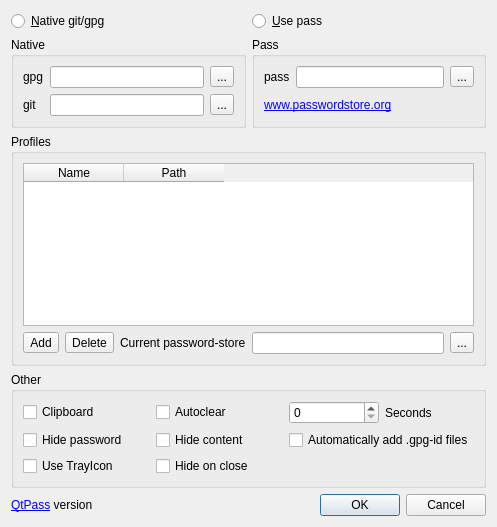
Qt form dialog.ui (IJHack/QtPass) before a commit.
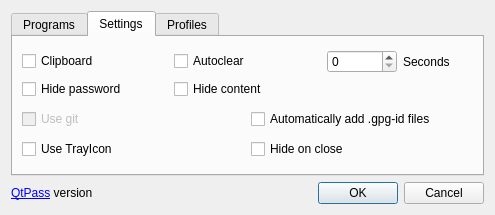
The same form after that commit. The open tabs and pages were chosen to show the change.

Commit message: New config design

```diff
--- a/dialog.ui
+++ b/dialog.ui
@@ -6,13 +6,23 @@
    <rect>
     <x>0</x>
     <y>0</y>
-    <width>497</width>
-    <height>527</height>
+    <width>495</width>
+    <height>215</height>
    </rect>
   </property>
   <property name="windowTitle">
    <string>Configuration</string>
   </property>
+  <layout class="QVBoxLayout" name="verticalLayout_2">
+   <item>
+    <widget class="QTabWidget" name="tabWidget">
+     <property name="currentIndex">
+      <number>0</number>
+     </property>
+     <widget class="QWidget" name="tab_3">
+      <attribute name="title">
+       <string>Programs</string>
+      </attribute>
   <layout class="QVBoxLayout" name="verticalLayout">
    <item>
     <layout class="QHBoxLayout" name="horizontalLayout_5">
@@ -129,13 +139,109 @@
      </layout>
     </widget>
    </item>
-   <item>
-    <widget class="QGroupBox" name="groupBoxProfiles">
-     <property name="title">
-      <string>Profiles</string>
-     </property>
+      </layout>
+      <zorder>groupBoxNative</zorder>
+      <zorder>widget</zorder>
+      <zorder></zorder>
+     </widget>
+     <widget class="QWidget" name="tab_4">
+      <attribute name="title">
+       <string>Settings</string>
+      </attribute>
      <layout class="QVBoxLayout" name="verticalLayout_4">
       <item>
+        <layout class="QGridLayout" name="gridLayout_3">
+         <item row="0" column="0">
+          <widget class="QCheckBox" name="checkBoxClipboard">
+           <property name="text">
+            <string>Clipboard</string>
+           </property>
+          </widget>
+         </item>
+         <item row="0" column="1">
+          <widget class="QCheckBox" name="checkBoxAutoclear">
+           <property name="text">
+            <string>Autoclear</string>
+           </property>
+          </widget>
+         </item>
+         <item row="0" column="2">
+          <layout class="QHBoxLayout" name="horizontalLayout">
+           <item>
+            <widget class="QSpinBox" name="spinBoxAutoclearSeconds"/>
+           </item>
+           <item>
+            <widget class="QLabel" name="labelSeconds">
+             <property name="text">
+              <string>Seconds</string>
+             </property>
+            </widget>
+           </item>
+          </layout>
+         </item>
+         <item row="1" column="0">
+          <widget class="QCheckBox" name="checkBoxHidePassword">
+           <property name="text">
+            <string>Hide password</string>
+           </property>
+          </widget>
+         </item>
+         <item row="1" column="1">
+          <widget class="QCheckBox" name="checkBoxHideContent">
+           <property name="text">
+            <string>Hide content</string>
+           </property>
+          </widget>
+         </item>
+        </layout>
+       </item>
+       <item>
+        <layout class="QHBoxLayout" name="horizontalLayout_6">
+         <item>
+          <widget class="QCheckBox" name="checkBoxUseGit">
+           <property name="enabled">
+            <bool>false</bool>
+           </property>
+           <property name="text">
+            <string>Use git</string>
+           </property>
+          </widget>
+         </item>
+         <item>
+          <widget class="QCheckBox" name="checkBoxAddGPGId">
+           <property name="text">
+            <string>Automatically add .gpg-id files</string>
+           </property>
+          </widget>
+         </item>
+        </layout>
+       </item>
+       <item>
+        <layout class="QHBoxLayout" name="horizontalLayout_4">
+         <item>
+          <widget class="QCheckBox" name="checkBoxUseTrayIcon">
+           <property name="text">
+            <string>Use TrayIcon</string>
+           </property>
+          </widget>
+         </item>
+         <item>
+          <widget class="QCheckBox" name="checkBoxHideOnClose">
+           <property name="text">
+            <string>Hide on close</string>
+           </property>
+          </widget>
+         </item>
+        </layout>
+       </item>
+      </layout>
+     </widget>
+     <widget class="QWidget" name="tab_5">
+      <attribute name="title">
+       <string>Profiles</string>
+      </attribute>
+      <layout class="QVBoxLayout" name="verticalLayout_3">
+       <item>
        <widget class="QTableWidget" name="profileTable">
         <property name="editTriggers">
          <set>QAbstractItemView::DoubleClicked|QAbstractItemView::EditKeyPressed|QAbstractItemView::SelectedClicked</set>
@@ -201,81 +307,6 @@
       </item>
      </layout>
     </widget>
-   </item>
-   <item>
-    <widget class="QGroupBox" name="groupBox">
-     <property name="title">
-      <string>Other</string>
-     </property>
-     <layout class="QGridLayout" name="gridLayout_6">
-      <item row="0" column="0">
-       <layout class="QGridLayout" name="gridLayout_7">
-        <item row="0" column="0">
-         <widget class="QCheckBox" name="checkBoxClipboard">
-          <property name="text">
-           <string>Clipboard</string>
-          </property>
-         </widget>
-        </item>
-        <item row="0" column="1">
-         <widget class="QCheckBox" name="checkBoxAutoclear">
-          <property name="text">
-           <string>Autoclear</string>
-          </property>
-         </widget>
-        </item>
-        <item row="1" column="0">
-         <widget class="QCheckBox" name="checkBoxHidePassword">
-          <property name="text">
-           <string>Hide password</string>
-          </property>
-         </widget>
-        </item>
-        <item row="1" column="1">
-         <widget class="QCheckBox" name="checkBoxHideContent">
-          <property name="text">
-           <string>Hide content</string>
-          </property>
-         </widget>
-        </item>
-        <item row="1" column="2">
-         <widget class="QCheckBox" name="checkBoxAddGPGId">
-          <property name="text">
-           <string>Automatically add .gpg-id files</string>
-          </property>
-         </widget>
-        </item>
-        <item row="0" column="2">
-         <layout class="QHBoxLayout" name="horizontalLayout">
-          <item>
-           <widget class="QSpinBox" name="spinBoxAutoclearSeconds"/>
-          </item>
-          <item>
-           <widget class="QLabel" name="labelSeconds">
-            <property name="text">
-             <string>Seconds</string>
-            </property>
-           </widget>
-          </item>
-         </layout>
-        </item>
-        <item row="2" column="0">
-         <widget class="QCheckBox" name="checkBoxUseTrayIcon">
-          <property name="text">
-           <string>Use TrayIcon</string>
-          </property>
-         </widget>
-        </item>
-        <item row="2" column="1">
-         <widget class="QCheckBox" name="checkBoxHideOnClose">
-          <property name="text">
-           <string>Hide on close</string>
-          </property>
-         </widget>
-        </item>
-       </layout>
-      </item>
-     </layout>
     </widget>
    </item>
    <item>
```
Left out of the diff: 43 changed lines with no effect on the pictures. Lines whose indentation alone changed are shown as unchanged.
